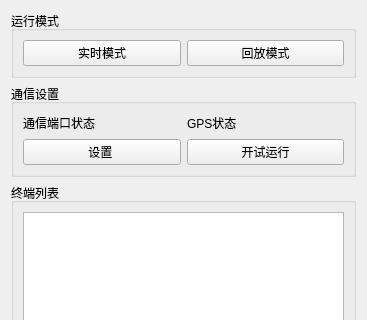
Qt form mac/examples/GasInfo/devicelistwidget.ui (Quenii/ADCEVM) before a commit; both pictures show x 0 to 367 and y 0 to 320 of the 367 by 556 pixel window.
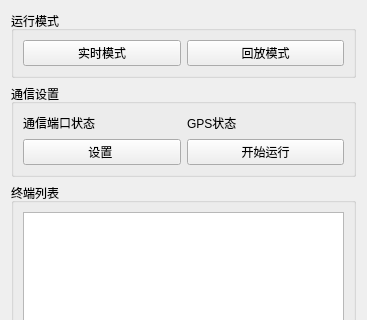
The same form after that commit. Custom widgets are drawn as their Qt base class.

Patch:
```diff
--- a/mac/examples/GasInfo/devicelistwidget.ui
+++ b/mac/examples/GasInfo/devicelistwidget.ui
@@ -155,7 +155,7 @@
            </sizepolicy>
           </property>
           <property name="text">
-           <string>开试运行</string>
+           <string>开始运行</string>
           </property>
          </widget>
         </item>
```
